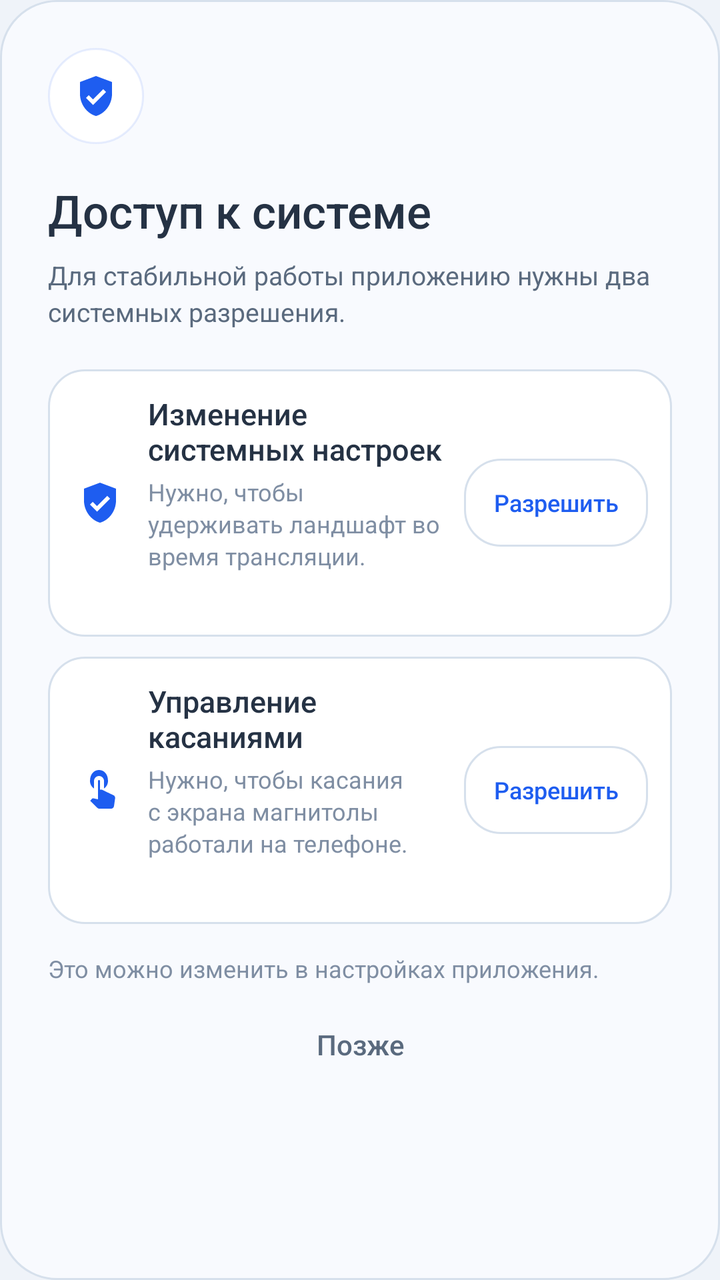
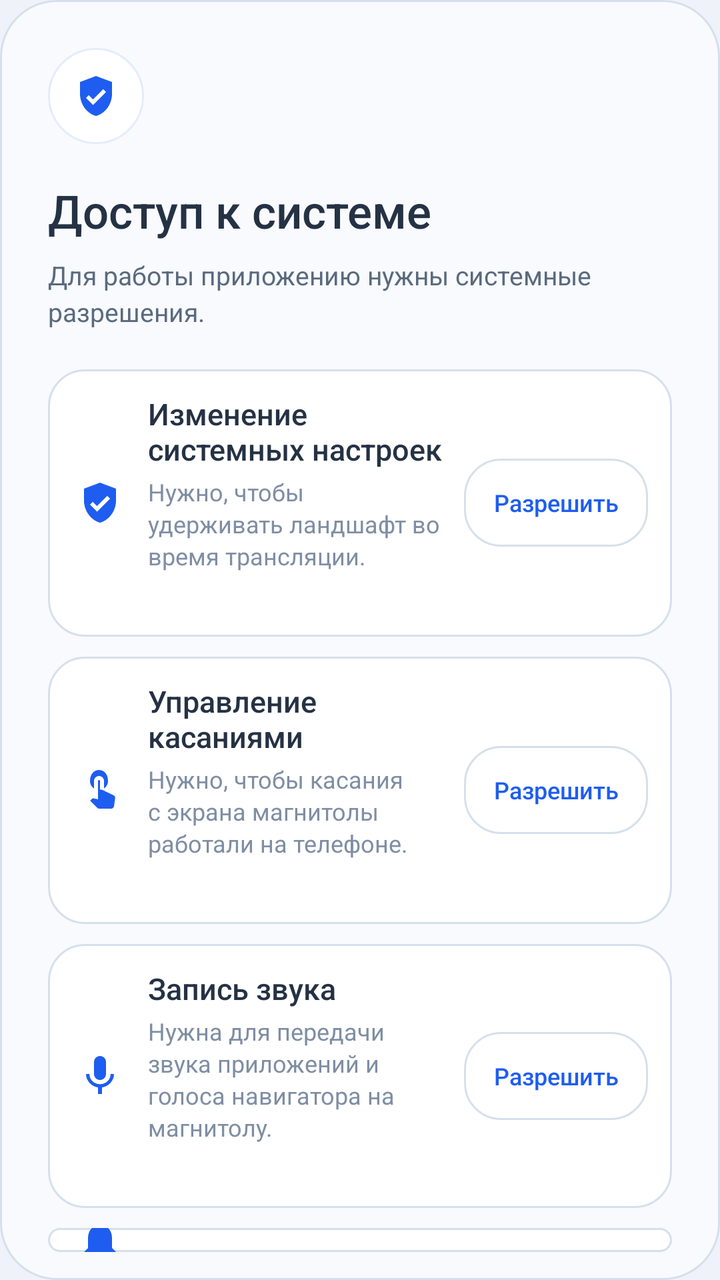

Screens rendered from an Android XML layout before and after an edit, with the pre-edit source and the edit as a unified diff.
<!-- AndroidManifest.xml: application theme Theme.CarLifeMirror -->
<!-- res/layout/dialog_permissions.xml -->
<?xml version="1.0" encoding="utf-8"?>
<LinearLayout xmlns:android="http://schemas.android.com/apk/res/android"
    android:layout_width="match_parent"
    android:layout_height="wrap_content"
    android:background="@drawable/bg_dialog"
    android:orientation="vertical"
    android:paddingStart="24dp"
    android:paddingTop="24dp"
    android:paddingEnd="24dp"
    android:paddingBottom="14dp">

    <FrameLayout
        android:layout_width="48dp"
        android:layout_height="48dp"
        android:background="@drawable/bg_hero_ring">

        <ImageView
            android:layout_width="24dp"
            android:layout_height="24dp"
            android:layout_gravity="center"
            android:contentDescription="@null"
            android:src="@drawable/ic_shield_check"
            android:tint="@color/accent" />
    </FrameLayout>

    <TextView
        android:layout_width="match_parent"
        android:layout_height="wrap_content"
        android:layout_marginTop="18dp"
        android:fontFamily="sans-serif-medium"
        android:text="@string/permission_dialog_title"
        android:textColor="@color/text_primary"
        android:textSize="23sp" />

    <TextView
        android:id="@+id/permissionDialogSub"
        android:layout_width="match_parent"
        android:layout_height="wrap_content"
        android:layout_marginTop="8dp"
        android:lineSpacingExtra="3dp"
        android:text="@string/permission_dialog_sub"
        android:textColor="@color/text_secondary"
        android:textSize="13sp" />

    <LinearLayout
        android:id="@+id/permissionRotationRow"
        android:layout_width="match_parent"
        android:layout_height="wrap_content"
        android:layout_marginTop="20dp"
        android:background="@drawable/bg_permission_row"
        android:clickable="true"
        android:focusable="true"
        android:foreground="?android:attr/selectableItemBackground"
        android:gravity="center_vertical"
        android:minHeight="76dp"
        android:orientation="horizontal"
        android:paddingStart="14dp"
        android:paddingTop="12dp"
        android:paddingEnd="12dp"
        android:paddingBottom="12dp">

        <ImageView
            android:layout_width="24dp"
            android:layout_height="24dp"
            android:contentDescription="@null"
            android:src="@drawable/ic_shield_check"
            android:tint="@color/accent" />

        <LinearLayout
            android:layout_width="0dp"
            android:layout_height="wrap_content"
            android:layout_marginStart="12dp"
            android:layout_weight="1"
            android:orientation="vertical">

            <TextView
                style="@style/TextAppearance.CarLife.RowTitle"
                android:layout_width="match_parent"
                android:layout_height="wrap_content"
                android:text="@string/permission_rotation_title" />

            <TextView
                style="@style/TextAppearance.CarLife.RowSub"
                android:layout_width="match_parent"
                android:layout_height="wrap_content"
                android:layout_marginTop="3dp"
                android:text="@string/permission_rotation_sub" />

            <TextView
                android:id="@+id/permissionRotationStatus"
                style="@style/TextAppearance.CarLife.RowSub"
                android:layout_width="match_parent"
                android:layout_height="wrap_content"
                android:layout_marginTop="4dp" />
        </LinearLayout>

        <TextView
            android:id="@+id/permissionRotationAction"
            android:layout_width="wrap_content"
            android:layout_height="wrap_content"
            android:layout_marginStart="10dp"
            android:background="@drawable/bg_button_secondary"
            android:fontFamily="sans-serif-medium"
            android:gravity="center"
            android:minHeight="44dp"
            android:minWidth="92dp"
            android:paddingStart="12dp"
            android:paddingTop="10dp"
            android:paddingEnd="12dp"
            android:paddingBottom="10dp"
            android:text="@string/permission_allow"
            android:textColor="@color/accent"
            android:textSize="12sp" />
    </LinearLayout>

    <LinearLayout
        android:id="@+id/permissionAccessibilityRow"
        android:layout_width="match_parent"
        android:layout_height="wrap_content"
        android:layout_marginTop="10dp"
        android:background="@drawable/bg_permission_row"
        android:clickable="true"
        android:focusable="true"
        android:foreground="?android:attr/selectableItemBackground"
        android:gravity="center_vertical"
        android:minHeight="76dp"
        android:orientation="horizontal"
        android:paddingStart="14dp"
        android:paddingTop="12dp"
        android:paddingEnd="12dp"
        android:paddingBottom="12dp">

        <ImageView
            android:layout_width="24dp"
            android:layout_height="24dp"
            android:contentDescription="@null"
            android:src="@drawable/ic_touch"
            android:tint="@color/accent" />

        <LinearLayout
            android:layout_width="0dp"
            android:layout_height="wrap_content"
            android:layout_marginStart="12dp"
            android:layout_weight="1"
            android:orientation="vertical">

            <TextView
                style="@style/TextAppearance.CarLife.RowTitle"
                android:layout_width="match_parent"
                android:layout_height="wrap_content"
                android:text="@string/permission_accessibility_title" />

            <TextView
                style="@style/TextAppearance.CarLife.RowSub"
                android:layout_width="match_parent"
                android:layout_height="wrap_content"
                android:layout_marginTop="3dp"
                android:text="@string/permission_accessibility_sub" />

            <TextView
                android:id="@+id/permissionAccessibilityStatus"
                style="@style/TextAppearance.CarLife.RowSub"
                android:layout_width="match_parent"
                android:layout_height="wrap_content"
                android:layout_marginTop="4dp" />
        </LinearLayout>

        <TextView
            android:id="@+id/permissionAccessibilityAction"
            android:layout_width="wrap_content"
            android:layout_height="wrap_content"
            android:layout_marginStart="10dp"
            android:background="@drawable/bg_button_secondary"
            android:fontFamily="sans-serif-medium"
            android:gravity="center"
            android:minHeight="44dp"
            android:minWidth="92dp"
            android:paddingStart="12dp"
            android:paddingTop="10dp"
            android:paddingEnd="12dp"
            android:paddingBottom="10dp"
            android:text="@string/permission_allow"
            android:textColor="@color/accent"
            android:textSize="12sp" />
    </LinearLayout>

    <TextView
        style="@style/TextAppearance.CarLife.RowSub"
        android:layout_width="match_parent"
        android:layout_height="wrap_content"
        android:layout_marginTop="14dp"
        android:text="@string/permission_settings_note" />

    <TextView
        android:id="@+id/permissionLater"
        android:layout_width="match_parent"
        android:layout_height="48dp"
        android:layout_marginTop="6dp"
        android:background="?android:attr/selectableItemBackground"
        android:clickable="true"
        android:focusable="true"
        android:fontFamily="sans-serif-medium"
        android:gravity="center"
        android:text="@string/permission_later"
        android:textColor="@color/text_secondary"
        android:textSize="14sp" />
</LinearLayout>
<!-- resources referenced by this layout -->
<resources>
  <color name="accent">#1E5DF0</color>
  <color name="text_primary">#253244</color>
  <color name="text_secondary">#5A6A7E</color>
  <!-- drawable bg_dialog (drawable) -->
  <?xml version="1.0" encoding="utf-8"?>
  <shape xmlns:android="http://schemas.android.com/apk/res/android" android:shape="rectangle">
      <solid android:color="@color/surface_raised" />
      <stroke android:width="1dp" android:color="@color/stroke" />
      <corners android:radius="28dp" />
  </shape>
  <!-- drawable bg_hero_ring (drawable) -->
  <?xml version="1.0" encoding="utf-8"?>
  <shape xmlns:android="http://schemas.android.com/apk/res/android" android:shape="oval">
      <solid android:color="@color/surface" />
      <stroke android:width="1dp" android:color="@color/accent_soft" />
  </shape>
  <string name="permission_accessibility_sub">Нужно, чтобы касания с экрана магнитолы работали на телефоне.</string>
  <string name="permission_accessibility_title">Управление касаниями</string>
  <string name="permission_allow">Разрешить</string>
  <string name="permission_dialog_sub">Для стабильной работы приложению нужны два системных разрешения.</string>
  <string name="permission_dialog_title">Доступ к системе</string>
  <string name="permission_later">Позже</string>
  <string name="permission_rotation_sub">Нужно, чтобы удерживать ландшафт во время трансляции.</string>
  <string name="permission_rotation_title">Изменение системных настроек</string>
  <string name="permission_settings_note">Это можно изменить в настройках приложения.</string>
  <style name="TextAppearance.CarLife.RowSub" parent="@android:style/TextAppearance">
          <item name="android:textColor">@color/text_muted</item>
          <item name="android:textSize">12sp</item>
          <item name="android:lineSpacingExtra">2dp</item>
      </style>
  <style name="TextAppearance.CarLife.RowTitle" parent="@android:style/TextAppearance">
          <item name="android:fontFamily">sans-serif-medium</item>
          <item name="android:textColor">@color/text_primary</item>
          <item name="android:textSize">15sp</item>
      </style>
  <color name="transparent">#00000000</color>
  <color name="divider">#E3EAF3</color>
  <color name="surface_raised">#F8FAFE</color>
  <color name="stroke">#D6E0EC</color>
  <color name="surface">#FFFFFF</color>
  <color name="accent_soft">#1A1E5DF0</color>
  <color name="text_muted">#7F8EA3</color>
  <color name="bg">#EFF3F9</color>
  <!-- unchanged entries left out for length: 5 -->
</resources>

<!-- the commit's change to res/layout/dialog_permissions.xml (unified diff, before → after) -->
@@ -184,6 +184,148 @@
             android:textSize="12sp" />
     </LinearLayout>
 
+    <LinearLayout
+        android:id="@+id/permissionAudioRow"
+        android:layout_width="match_parent"
+        android:layout_height="wrap_content"
+        android:layout_marginTop="10dp"
+        android:background="@drawable/bg_permission_row"
+        android:clickable="true"
+        android:focusable="true"
+        android:foreground="?android:attr/selectableItemBackground"
+        android:gravity="center_vertical"
+        android:minHeight="76dp"
+        android:orientation="horizontal"
+        android:paddingStart="14dp"
+        android:paddingTop="12dp"
+        android:paddingEnd="12dp"
+        android:paddingBottom="12dp">
+
+        <ImageView
+            android:layout_width="24dp"
+            android:layout_height="24dp"
+            android:contentDescription="@null"
+            android:src="@drawable/ic_mic"
+            android:tint="@color/accent" />
+
+        <LinearLayout
+            android:layout_width="0dp"
+            android:layout_height="wrap_content"
+            android:layout_marginStart="12dp"
+            android:layout_weight="1"
+            android:orientation="vertical">
+
+            <TextView
+                style="@style/TextAppearance.CarLife.RowTitle"
+                android:layout_width="match_parent"
+                android:layout_height="wrap_content"
+                android:text="@string/permission_audio_title" />
+
+            <TextView
+                style="@style/TextAppearance.CarLife.RowSub"
+                android:layout_width="match_parent"
+                android:layout_height="wrap_content"
+                android:layout_marginTop="3dp"
+                android:text="@string/permission_audio_sub" />
+
+            <TextView
+                android:id="@+id/permissionAudioStatus"
+                style="@style/TextAppearance.CarLife.RowSub"
+                android:layout_width="match_parent"
+                android:layout_height="wrap_content"
+                android:layout_marginTop="4dp" />
+        </LinearLayout>
+
+        <TextView
+            android:id="@+id/permissionAudioAction"
+            android:layout_width="wrap_content"
+            android:layout_height="wrap_content"
+            android:layout_marginStart="10dp"
+            android:background="@drawable/bg_button_secondary"
+            android:fontFamily="sans-serif-medium"
+            android:gravity="center"
+            android:minHeight="44dp"
+            android:minWidth="92dp"
+            android:paddingStart="12dp"
+            android:paddingTop="10dp"
+            android:paddingEnd="12dp"
+            android:paddingBottom="10dp"
+            android:text="@string/permission_allow"
+            android:textColor="@color/accent"
+            android:textSize="12sp" />
+    </LinearLayout>
+
+    <LinearLayout
+        android:id="@+id/permissionNotificationRow"
+        android:layout_width="match_parent"
+        android:layout_height="wrap_content"
+        android:layout_marginTop="10dp"
+        android:background="@drawable/bg_permission_row"
+        android:clickable="true"
+        android:focusable="true"
+        android:foreground="?android:attr/selectableItemBackground"
+        android:gravity="center_vertical"
+        android:minHeight="76dp"
+        android:orientation="horizontal"
+        android:paddingStart="14dp"
+        android:paddingTop="12dp"
+        android:paddingEnd="12dp"
+        android:paddingBottom="12dp">
+
+        <ImageView
+            android:layout_width="24dp"
+            android:layout_height="24dp"
+            android:contentDescription="@null"
+            android:src="@drawable/ic_notifications"
+            android:tint="@color/accent" />
+
+        <LinearLayout
+            android:layout_width="0dp"
+            android:layout_height="wrap_content"
+            android:layout_marginStart="12dp"
+            android:layout_weight="1"
+            android:orientation="vertical">
+
+            <TextView
+                style="@style/TextAppearance.CarLife.RowTitle"
+                android:layout_width="match_parent"
+                android:layout_height="wrap_content"
+                android:text="@string/permission_notification_title" />
+
+            <TextView
+                style="@style/TextAppearance.CarLife.RowSub"
+                android:layout_width="match_parent"
+                android:layout_height="wrap_content"
+                android:layout_marginTop="3dp"
+                android:text="@string/permission_notification_sub" />
+
+            <TextView
+                android:id="@+id/permissionNotificationStatus"
+                style="@style/TextAppearance.CarLife.RowSub"
+                android:layout_width="match_parent"
+                android:layout_height="wrap_content"
+                android:layout_marginTop="4dp" />
+        </LinearLayout>
+
+        <TextView
+            android:id="@+id/permissionNotificationAction"
+            android:layout_width="wrap_content"
+            android:layout_height="wrap_content"
+            android:layout_marginStart="10dp"
+            android:background="@drawable/bg_button_secondary"
+            android:fontFamily="sans-serif-medium"
+            android:gravity="center"
+            android:minHeight="44dp"
+            android:minWidth="92dp"
+            android:paddingStart="12dp"
+            android:paddingTop="10dp"
+            android:paddingEnd="12dp"
+            android:paddingBottom="10dp"
+            android:text="@string/permission_allow"
+            android:textColor="@color/accent"
+            android:textSize="12sp" />
+    </LinearLayout>
+
     <TextView
         style="@style/TextAppearance.CarLife.RowSub"
         android:layout_width="match_parent"
<!-- resource entries referenced after the edit -->
@@ -16,12 +16,36 @@
       <solid android:color="@color/surface" />
       <stroke android:width="1dp" android:color="@color/accent_soft" />
   </shape>
+  <!-- drawable ic_mic (drawable) -->
+  <vector xmlns:android="http://schemas.android.com/apk/res/android"
+      android:width="24dp"
+      android:height="24dp"
+      android:viewportWidth="24"
+      android:viewportHeight="24">
+      <path
+          android:fillColor="#FF000000"
+          android:pathData="M12,14c1.66,0 2.99,-1.34 2.99,-3L15,5c0,-1.66 -1.34,-3 -3,-3S9,3.34 9,5v6c0,1.66 1.34,3 3,3zM17.3,11c0,3 -2.54,5.1 -5.3,5.1S6.7,14 6.7,11H5c0,3.41 2.72,6.23 6,6.72V21h2v-3.28c3.28,-0.48 6,-3.3 6,-6.72h-1.7z" />
+  </vector>
+  <!-- drawable ic_notifications (drawable) -->
+  <vector xmlns:android="http://schemas.android.com/apk/res/android"
+      android:width="24dp"
+      android:height="24dp"
+      android:viewportWidth="24"
+      android:viewportHeight="24">
+      <path
+          android:fillColor="#FF000000"
+          android:pathData="M12,22c1.1,0 2,-0.9 2,-2h-4c0,1.1 0.89,2 2,2zM18,16v-5c0,-3.07 -1.64,-5.64 -4.5,-6.32V4c0,-0.83 -0.67,-1.5 -1.5,-1.5S10.5,3.17 10.5,4v0.68C7.64,5.36 6,7.92 6,11v5l-2,2v1h16v-1l-2,-2z" />
+  </vector>
   <string name="permission_accessibility_sub">Нужно, чтобы касания с экрана магнитолы работали на телефоне.</string>
   <string name="permission_accessibility_title">Управление касаниями</string>
   <string name="permission_allow">Разрешить</string>
-  <string name="permission_dialog_sub">Для стабильной работы приложению нужны два системных разрешения.</string>
+  <string name="permission_audio_sub">Нужна для передачи звука приложений и голоса навигатора на магнитолу.</string>
+  <string name="permission_audio_title">Запись звука</string>
+  <string name="permission_dialog_sub">Для работы приложению нужны системные разрешения.</string>
   <string name="permission_dialog_title">Доступ к системе</string>
   <string name="permission_later">Позже</string>
+  <string name="permission_notification_sub">Нужен для подсказок навигатора на HUD магнитолы.</string>
+  <string name="permission_notification_title">Доступ к уведомлениям</string>
   <string name="permission_rotation_sub">Нужно, чтобы удерживать ландшафт во время трансляции.</string>
   <string name="permission_rotation_title">Изменение системных настроек</string>
   <string name="permission_settings_note">Это можно изменить в настройках приложения.</string>
